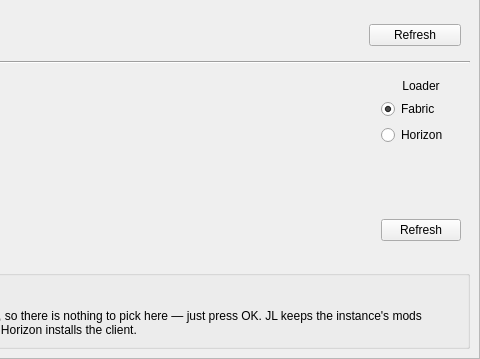
First picture: the form in launcher/ui/pages/modplatform/CustomPage.ui, repository bufferclick/PrismLauncher, before the edit; both pictures show x 335 to 815 and y 248 to 607 of the 815 by 607 pixel window.
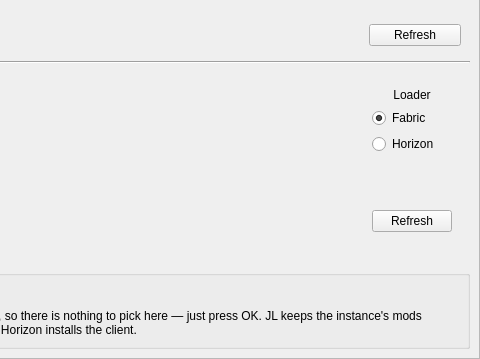
Second picture: the form after the edit. Custom widgets are drawn as their Qt base class.

Commit message:
fix: keep the Fabric/Horizon radios visible when Horizon is selected
The radios live in the loader column, so hiding that column to make room for
the Horizon summary would have hidden the only control that can switch back
to Fabric. The loader column is now split in two: the build list (hidden for
Horizon) and the radio column (always visible, minus the parts that only
apply to Fabric).

What changed in the file:
```diff
--- a/launcher/ui/pages/modplatform/CustomPage.ui
+++ b/launcher/ui/pages/modplatform/CustomPage.ui
@@ -214,9 +214,10 @@
        </item>
        <item>
         <widget class="QWidget" name="loaderGroup">
-         <layout class="QVBoxLayout" name="loaderGroupLayout">
+         <layout class="QHBoxLayout" name="loaderGroupLayout">
          <item>
-          <layout class="QHBoxLayout" name="loaderLayout">
+           <widget class="QWidget" name="loaderVersionGroup">
+            <layout class="QVBoxLayout" name="loaderVersionGroupLayout">
            <item>
             <widget class="VersionSelectWidget" name="loaderVersionList" native="true">
              <property name="sizePolicy">
@@ -227,8 +228,12 @@
              </property>
             </widget>
            </item>
+            </layout>
+           </widget>
+          </item>
            <item>
-            <layout class="QVBoxLayout" name="verticalLayout_2">
+           <widget class="QWidget" name="loaderChoiceGroup">
+            <layout class="QVBoxLayout" name="loaderChoiceGroupLayout">
              <item>
               <widget class="QLabel" name="loaderLabel">
                <property name="text">
@@ -289,8 +294,7 @@
               </widget>
              </item>
             </layout>
-           </item>
-          </layout>
+           </widget>
          </item>
          </layout>
         </widget>
```
Lines whose indentation alone changed are shown as unchanged. The commit also changes 1 other file.
